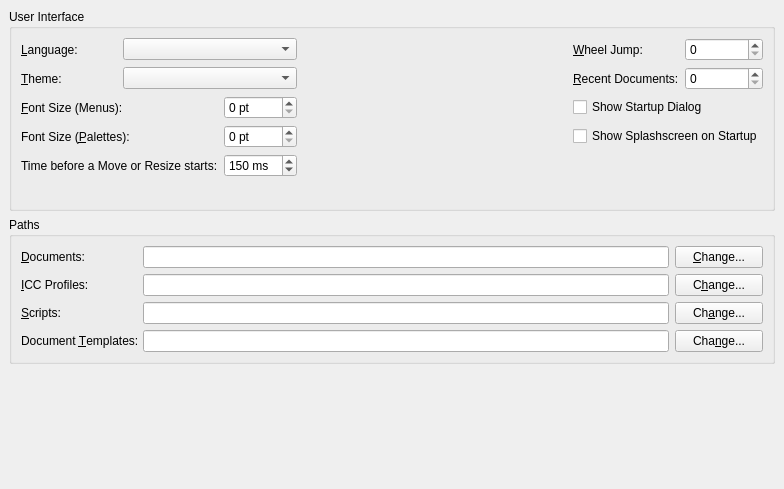
scribusproject/scribus, file scribus/tabgeneral.ui: the form before one commit.
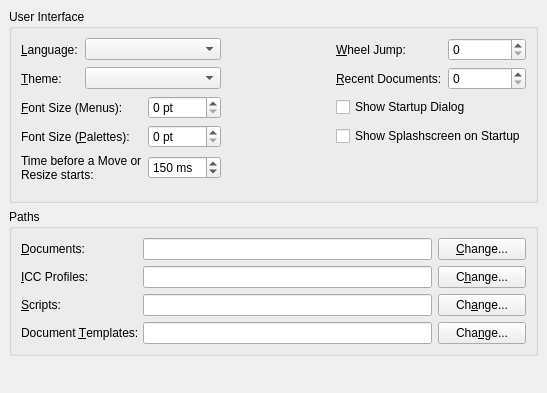
The form after the commit.

Commit message: Made the "Preferences" dialog a little smaller.

```diff
--- a/scribus/tabgeneral.ui
+++ b/scribus/tabgeneral.ui
@@ -7,8 +7,8 @@
    <rect>
     <x>0</x>
     <y>0</y>
-    <width>784</width>
-    <height>489</height>
+    <width>547</width>
+    <height>393</height>
    </rect>
   </property>
   <property name="windowTitle" >
@@ -76,7 +76,7 @@
         <property name="sizeHint" >
          <size>
           <width>20</width>
-          <height>40</height>
+          <height>5</height>
          </size>
         </property>
        </spacer>
@@ -137,7 +137,7 @@
          <string>Time before a Move or Resize starts:</string>
         </property>
         <property name="wordWrap" >
-         <bool>false</bool>
+         <bool>true</bool>
         </property>
         <property name="buddy" >
          <cstring>showSplashCheckBox</cstring>
@@ -213,7 +213,7 @@
         <property name="sizeHint" >
          <size>
           <width>20</width>
-          <height>16</height>
+          <height>3</height>
          </size>
         </property>
        </spacer>
@@ -228,7 +228,7 @@
         </property>
         <property name="sizeHint" >
          <size>
-          <width>40</width>
+          <width>4</width>
           <height>20</height>
          </size>
         </property>
```
